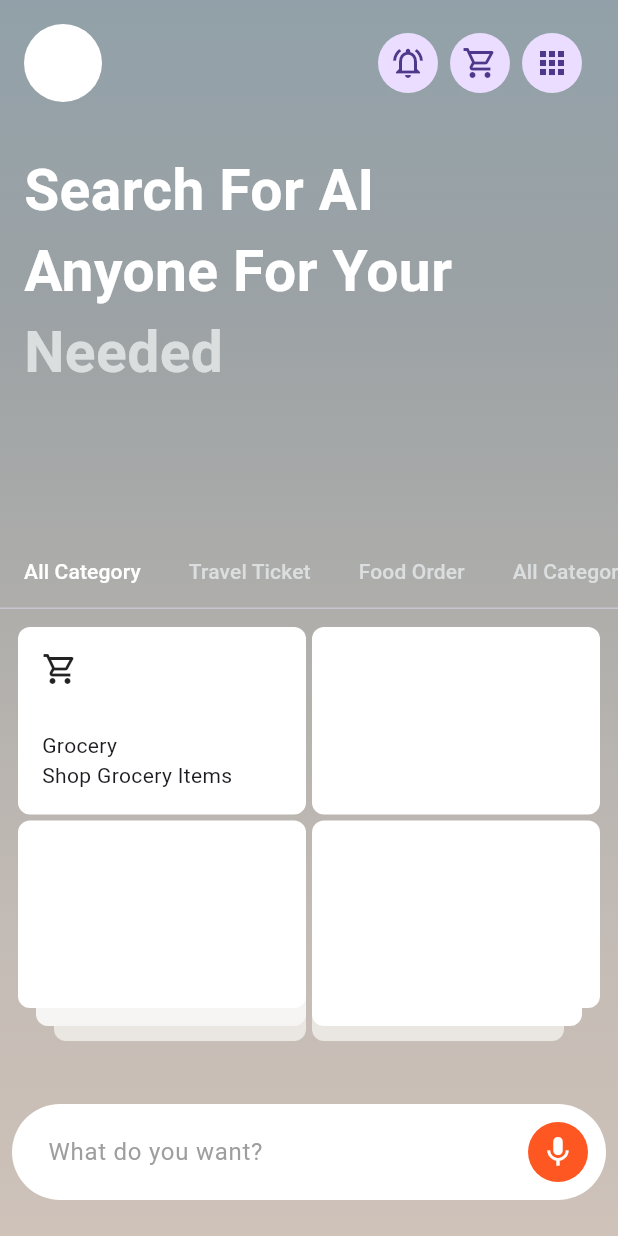
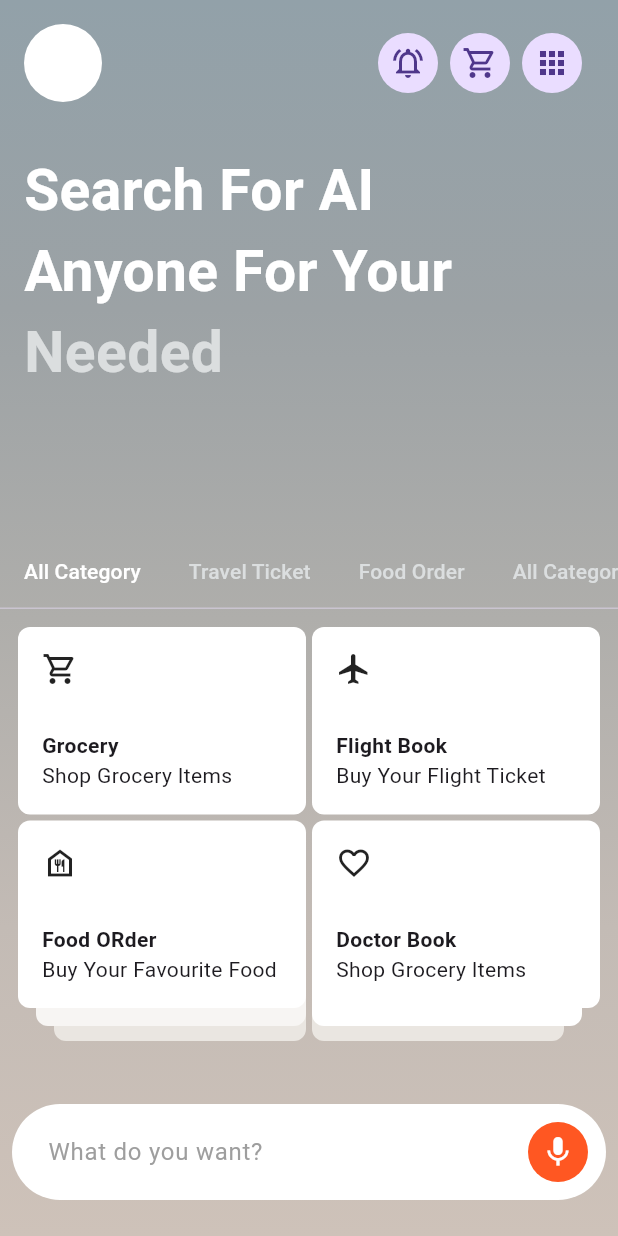
Before and after one commit to JAICHANGPARK/flutter_notebook_chapter_40, a Flutter app: the FlightBookingHomePage screen opened directly, on a phone screen of 412 x 824 dp. Run offline on Flutter 3.47's test engine with Material 3 defaults, Android fonts, the phone set to English and light mode, and no system bars; our stand-ins replace gap, hugeicons.

Commit message:
Update flight_booking_home_page.dart

```diff
--- a/lib/ep2015_flight_booking_app/views/flight_booking_home_page.dart
+++ b/lib/ep2015_flight_booking_app/views/flight_booking_home_page.dart
@@ -148,15 +148,11 @@ class _FlightBookingHomePageState extends State<FlightBookingHomePage> {
                                               child: Row(
                                                 children: [
                                                   Expanded(
-                                                    child: Container(
-
-                                                    ),
+                                                    child: Container(),
                                                   ),
                                                   Gap(4),
                                                   Expanded(
-                                                    child: Container(
-
-                                                    ),
+                                                    child: Container(),
                                                   ),
                                                 ],
                                               ),
@@ -201,15 +197,11 @@ class _FlightBookingHomePageState extends State<FlightBookingHomePage> {
                                               child: Row(
                                                 children: [
                                                   Expanded(
-                                                    child: Container(
-
-                                                    ),
+                                                    child: Container(),
                                                   ),
                                                   Gap(4),
                                                   Expanded(
-                                                    child: Container(
-
-                                                    ),
+                                                    child: Container(),
                                                   ),
                                                 ],
                                               ),
@@ -265,9 +257,13 @@ class _FlightBookingHomePageState extends State<FlightBookingHomePage> {
                                                         children: [
                                                           Icon(Icons.shopping_cart_outlined),
                                                           Spacer(),
-                                                          Text("Grocery"),
+                                                          Text(
+                                                            "Grocery",
+                                                            style: TextStyle(
+                                                              fontWeight: FontWeight.bold,
+                                                            ),
+                                                          ),
                                                           Text("Shop Grocery Items")
-
                                                         ],
                                                       ),
                                                     ),
@@ -278,6 +274,21 @@ class _FlightBookingHomePageState extends State<FlightBookingHomePage> {
                                                       decoration: BoxDecoration(
                                                         color: Colors.white,
                                                         borderRadius: BorderRadius.circular(8),
+                                                      ),
+                                                      padding: EdgeInsets.all(16),
+                                                      child: Column(
+                                                        crossAxisAlignment: CrossAxisAlignment.start,
+                                                        children: [
+                                                          Icon(Icons.flight),
+                                                          Spacer(),
+                                                          Text(
+                                                            "Flight Book",
+                                                            style: TextStyle(
+                                                              fontWeight: FontWeight.bold,
+                                                            ),
+                                                          ),
+                                                          Text("Buy Your Flight Ticket")
+                                                        ],
                                                       ),
                                                     ),
                                                   ),
@@ -294,6 +305,21 @@ class _FlightBookingHomePageState extends State<FlightBookingHomePage> {
                                                         color: Colors.white,
                                                         borderRadius: BorderRadius.circular(8),
                                                       ),
+                                                      padding: EdgeInsets.all(16),
+                                                      child: Column(
+                                                        crossAxisAlignment: CrossAxisAlignment.start,
+                                                        children: [
+                                                          Icon(Icons.food_bank_outlined),
+                                                          Spacer(),
+                                                          Text(
+                                                            "Food ORder",
+                                                            style: TextStyle(
+                                                              fontWeight: FontWeight.bold,
+                                                            ),
+                                                          ),
+                                                          Text("Buy Your Favourite Food")
+                                                        ],
+                                                      ),
                                                     ),
                                                   ),
                                                   Gap(4),
@@ -302,6 +328,21 @@ class _FlightBookingHomePageState extends State<FlightBookingHomePage> {
                                                       decoration: BoxDecoration(
                                                         color: Colors.white,
                                                         borderRadius: BorderRadius.circular(8),
+                                                      ),
+                                                      padding: EdgeInsets.all(16),
+                                                      child: Column(
+                                                        crossAxisAlignment: CrossAxisAlignment.start,
+                                                        children: [
+                                                          Icon(Icons.favorite_border),
+                                                          Spacer(),
+                                                          Text(
+                                                            "Doctor Book",
+                                                            style: TextStyle(
+                                                              fontWeight: FontWeight.bold,
+                                                            ),
+                                                          ),
+                                                          Text("Shop Grocery Items")
+                                                        ],
                                                       ),
                                                     ),
                                                   ),
```
